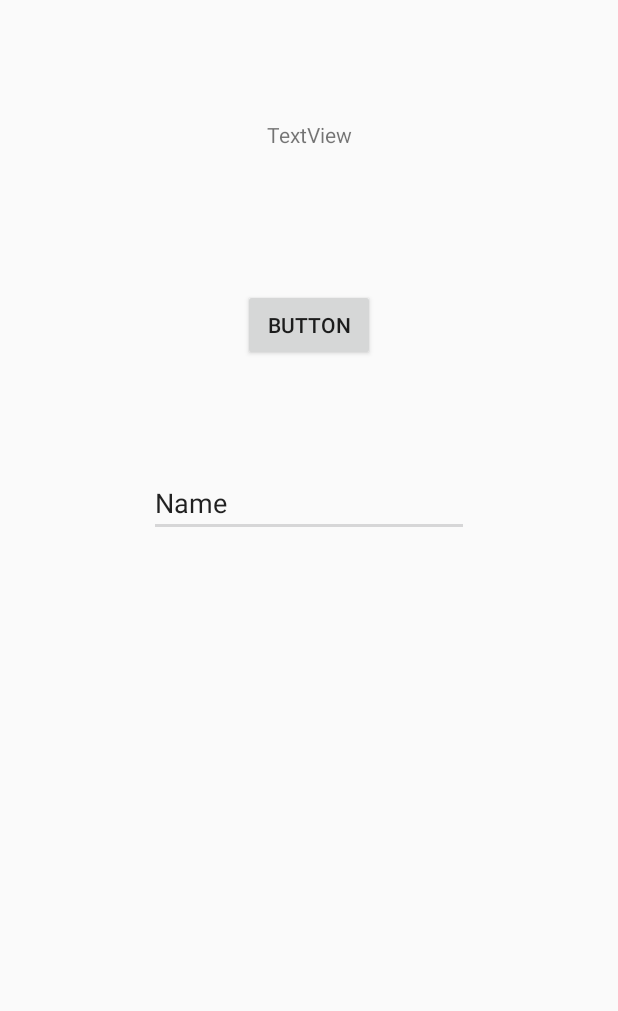
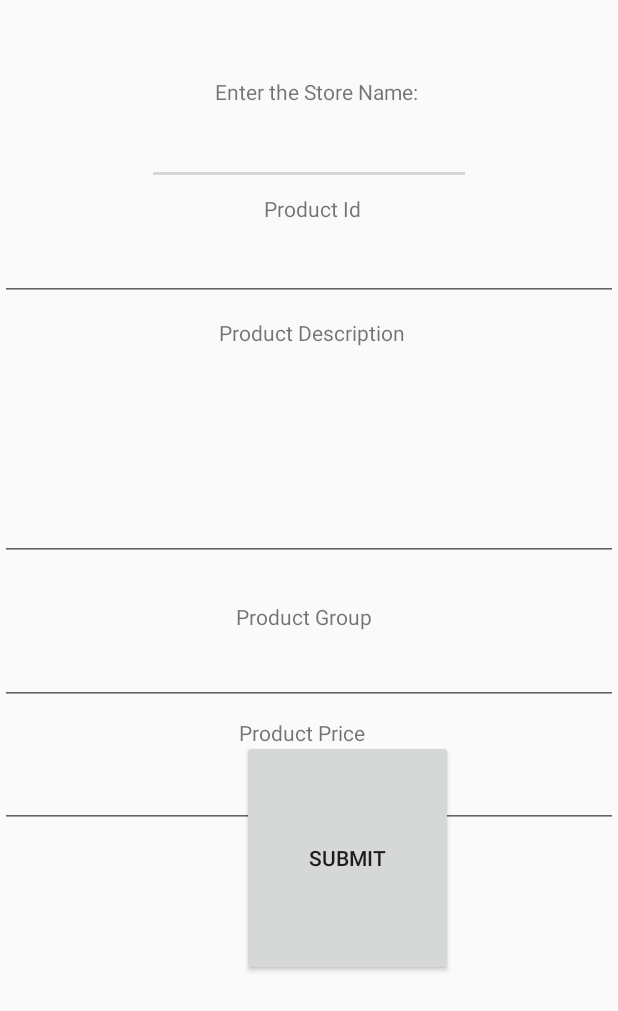
Before and after one commit to mohammadn0man/Corner-Store, an Android app: the screen it shows after launch (DatabaseTest before the commit, SellerInfo after it), on a phone screen of 412 x 824 dp. Shown: the top 1011 px of the screen. Run offline under Robolectric (Android 15) with nearby library versions, the phone set to English and light mode, and no system bars; our stand-ins replace Firebase (no records; nobody signed in at launch, a user with empty details on screens opened directly).

Commit message:
Entering seller info to DB 1.0

```diff
--- a/app/src/main/AndroidManifest.xml
+++ b/app/src/main/AndroidManifest.xml
@@ -17,6 +17,7 @@
         </activity>
 
         <activity android:name=".tempforpractice.DatabaseTest"/>
+        <activity android:name=".DBhelper.SellerInfo"/>
     </application>
 
 </manifest>
--- /dev/null
+++ b/app/src/main/java/com/example/cornerstores/DBhelper/SellerData.java
@@ -0,0 +1,47 @@
+package com.example.cornerstores.DBhelper;
+
+public class SellerData {
+    public String store_name,product_description,product_group;
+    public int  product_id;
+    public float price;
+
+    public String getStore_name() {
+        return store_name;
+    }
+
+    public void setStore_name(String store_name) {
+        this.store_name = store_name;
+    }
+
+    public String getProduct_description() {
+        return product_description;
+    }
+
+    public void setProduct_description(String product_description) {
+        this.product_description = product_description;
+    }
+
+    public String getProduct_group() {
+        return product_group;
+    }
+
+    public void setProduct_group(String product_group) {
+        this.product_group = product_group;
+    }
+
+    public float getPrice() {
+        return price;
+    }
+
+    public void setPrice(float price) {
+        this.price = price;
+    }
+
+    public int getProduct_id() {
+        return product_id;
+    }
+
+    public void setProduct_id(int product_id) {
+        this.product_id = product_id;
+    }
+}
--- /dev/null
+++ b/app/src/main/java/com/example/cornerstores/DBhelper/SellerInfo.java
@@ -0,0 +1,59 @@
+package com.example.cornerstores.DBhelper;
+
+import android.annotation.SuppressLint;
+import android.os.Bundle;
+import android.view.View;
+import android.widget.Button;
+import android.widget.EditText;
+import android.widget.Toast;
+
+import androidx.annotation.Nullable;
+import androidx.appcompat.app.AppCompatActivity;
+
+import com.example.cornerstores.R;
+import com.google.firebase.database.DatabaseReference;
+import com.google.firebase.database.FirebaseDatabase;
+
+public class SellerInfo extends AppCompatActivity {
+    EditText store_nme , pro_id, pro_description, pro_group,price;
+    Button submit;
+    DatabaseReference reff;
+    @SuppressLint("WrongViewCast")
+    @Override
+    protected void onCreate(@Nullable Bundle savedInstanceState) {
+        super.onCreate(savedInstanceState);
+        setContentView(R.layout.dummy_seller_data);
+        store_nme = (EditText) findViewById(R.id.store_text1);
+        pro_id = (EditText)findViewById(R.id.p_id);
+        pro_description = (EditText)findViewById(R.id.description);
+        pro_group = (EditText) findViewById(R.id.group);
+        price = (EditText) findViewById(R.id.price);
+        submit = (Button)findViewById(R.id.submit);
+
+        final SellerData sellerData = new SellerData();
+        reff= FirebaseDatabase.getInstance().getReference().child("Seller_Info");
+
+        submit.setOnClickListener(new View.OnClickListener() {
+            @Override
+            public void onClick(View v) {
+             String s_name = store_nme.getText().toString().trim();
+             String pro_des = pro_description.getText().toString().trim();
+             String pro_g = pro_group.getText().toString().trim();
+             Integer product_id = Integer.parseInt(pro_id.getText().toString().trim());
+             Float product_pri = Float.parseFloat(price.getText().toString().trim());
+             sellerData.setPrice(product_pri);
+             sellerData.setStore_name(s_name);
+             sellerData.setProduct_description(pro_des);
+             sellerData.setProduct_group(pro_g);
+             sellerData.setProduct_id(product_id);
+
+             reff.push().setValue(sellerData);
+                Toast.makeText(SellerInfo.this, "Seller Data Inserted Successfully", Toast.LENGTH_LONG).show();
+
+
+            }
+        });
+
+
+    }
+}
--- a/app/src/main/java/com/example/cornerstores/splashscreen/splashscreen.java
+++ b/app/src/main/java/com/example/cornerstores/splashscreen/splashscreen.java
@@ -12,6 +12,7 @@ import android.widget.TextView;
 import androidx.annotation.Nullable;
 import androidx.appcompat.app.AppCompatActivity;
 
+import com.example.cornerstores.DBhelper.SellerInfo;
 import com.example.cornerstores.R;
 import com.example.cornerstores.login.login;
 import com.example.cornerstores.tempforpractice.DatabaseTest;
@@ -41,7 +42,7 @@ public class splashscreen extends AppCompatActivity {
             new Handler().postDelayed(new Runnable() {
             @Override
             public void run() {
-                Intent intent = new Intent(splashscreen.this, DatabaseTest.class);
+                Intent intent = new Intent(splashscreen.this, SellerInfo.class);
                 startActivity(intent);
                 finish();
             }
--- a/app/src/main/java/com/example/cornerstores/tempforpractice/DatabaseTest.java
+++ b/app/src/main/java/com/example/cornerstores/tempforpractice/DatabaseTest.java
@@ -1,5 +1,6 @@
 package com.example.cornerstores.tempforpractice;
 
+import android.content.Intent;
 import android.os.Bundle;
 import android.util.Log;
 import android.view.View;
@@ -11,7 +12,9 @@ import android.widget.Toast;
 import androidx.annotation.NonNull;
 import androidx.appcompat.app.AppCompatActivity;
 
+import com.example.cornerstores.DBhelper.SellerInfo;
 import com.example.cornerstores.R;
+import com.example.cornerstores.splashscreen.splashscreen;
 import com.google.firebase.database.DataSnapshot;
 import com.google.firebase.database.DatabaseError;
 import com.google.firebase.database.DatabaseReference;
@@ -63,6 +66,8 @@ public class DatabaseTest extends AppCompatActivity {
                 // Write a message to the database
 //                FirebaseDatabase database = FirebaseDatabase.getInstance();
 //                DatabaseReference myRef = database.getReference("user");
+                Intent intent = new Intent(DatabaseTest.this, SellerInfo.class);
+                startActivity(intent);
 
                 UserModelTemp userModelTemp = new UserModelTemp();
                 UserAddressModel userAddressModel = new UserAddressModel();
--- /dev/null
+++ b/app/src/main/res/layout/dummy_seller_data.xml
@@ -0,0 +1,136 @@
+<?xml version="1.0" encoding="utf-8"?>
+<androidx.constraintlayout.widget.ConstraintLayout
+    xmlns:android="http://schemas.android.com/apk/res/android"
+    xmlns:app="http://schemas.android.com/apk/res-auto"
+    xmlns:tools="http://schemas.android.com/tools"
+    android:layout_width="match_parent"
+    android:layout_height="match_parent">
+
+    <RelativeLayout
+        android:layout_width="match_parent"
+        android:layout_height="match_parent"
+        app:layout_constraintEnd_toEndOf="parent"
+        app:layout_constraintStart_toStartOf="parent"
+        tools:layout_editor_absoluteY="92dp">
+
+        <Button
+            android:id="@+id/submit"
+            android:layout_width="140dp"
+            android:layout_height="65dp"
+            android:layout_alignTop="@+id/price"
+            android:layout_alignParentStart="true"
+            android:layout_alignParentTop="true"
+            android:layout_alignParentEnd="true"
+            android:layout_alignParentBottom="true"
+            android:layout_marginStart="161dp"
+            android:layout_marginTop="493dp"
+            android:layout_marginEnd="110dp"
+            android:layout_marginBottom="173dp"
+            android:text="submit" />
+
+        <EditText
+            android:id="@+id/store_text1"
+            android:layout_width="match_parent"
+            android:layout_height="wrap_content"
+            android:layout_alignParentTop="true"
+            android:layout_centerHorizontal="true"
+            android:layout_marginTop="78dp"
+            android:layout_marginEnd="196dp"
+            android:layout_marginBottom="41dp" />
+
+        <EditText
+            android:id="@+id/p_id"
+            android:layout_width="match_parent"
+            android:layout_height="wrap_content"
+            android:layout_alignParentTop="true"
+            android:layout_marginTop="155dp" />
+
+        <EditText
+            android:id="@+id/price"
+            android:layout_width="match_parent"
+            android:layout_height="wrap_content"
+            android:layout_alignParentBottom="true"
+            android:layout_marginTop="28dp"
+            android:layout_marginBottom="272dp" />
+
+        <EditText
+            android:id="@+id/description"
+            android:layout_width="match_parent"
+            android:layout_height="wrap_content"
+
+            android:layout_alignParentBottom="true"
+            android:layout_marginTop="27dp"
+            android:layout_marginBottom="450dp" />
+
+        <EditText
+            android:id="@+id/group"
+            android:layout_width="match_parent"
+            android:layout_height="wrap_content"
+
+            android:layout_alignParentBottom="true"
+            android:layout_marginTop="23dp"
+            android:layout_marginBottom="354dp" />
+
+        <TextView
+            android:id="@+id/store_text"
+            android:layout_width="wrap_content"
+            android:layout_height="wrap_content"
+            android:layout_alignParentTop="true"
+            android:layout_alignParentEnd="true"
+            android:layout_alignParentBottom="true"
+            android:layout_marginTop="51dp"
+            android:layout_marginEnd="133dp"
+            android:layout_marginBottom="661dp"
+            android:text="Enter the Store Name:" />
+
+        <TextView
+            android:layout_width="wrap_content"
+            android:layout_height="wrap_content"
+            android:layout_alignTop="@+id/store_text1"
+            android:layout_alignParentEnd="true"
+            android:layout_centerHorizontal="true"
+            android:layout_marginTop="51dp"
+            android:layout_marginEnd="171dp"
+            android:layout_marginBottom="22dp"
+            android:text="Product Id" />
+
+        <TextView
+            android:layout_width="wrap_content"
+            android:layout_height="wrap_content"
+
+            android:layout_alignParentStart="true"
+            android:layout_alignParentBottom="true"
+            android:layout_centerHorizontal="true"
+            android:layout_marginStart="159dp"
+            android:layout_marginTop="58dp"
+            android:layout_marginBottom="326dp"
+            android:text="Product Price" />
+
+        <TextView
+            android:layout_width="wrap_content"
+            android:layout_height="wrap_content"
+            android:layout_below="@+id/p_id"
+            android:layout_alignParentEnd="true"
+            android:layout_alignParentBottom="true"
+            android:layout_centerHorizontal="true"
+            android:layout_marginTop="11dp"
+            android:layout_marginEnd="142dp"
+            android:layout_marginBottom="501dp"
+            android:text="Product Description" />
+
+        <TextView
+            android:layout_width="wrap_content"
+            android:layout_height="wrap_content"
+
+            android:layout_alignParentStart="true"
+            android:layout_alignParentBottom="true"
+            android:layout_centerHorizontal="true"
+            android:layout_marginStart="157dp"
+            android:layout_marginTop="52dp"
+            android:layout_marginBottom="403dp"
+            android:text="Product Group" />
+
+
+    </RelativeLayout>
+
+</androidx.constraintlayout.widget.ConstraintLayout>
```
